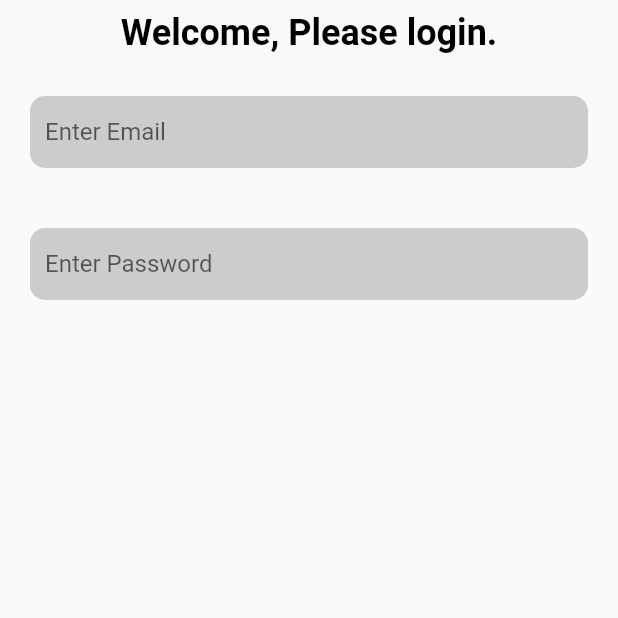
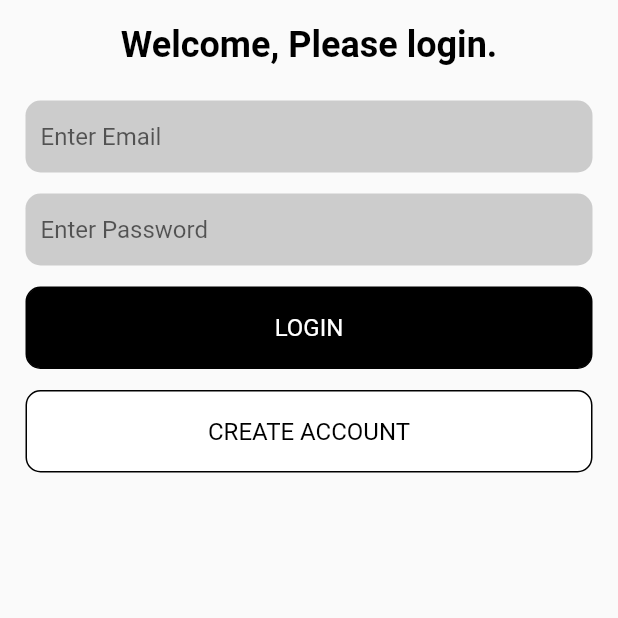
Before and after one commit to Sadam-PK/eco_buy, a Flutter app: the screen it shows after launch, on a phone screen of 412 x 824 dp, the top half of it. Run offline on Flutter 3.47's test engine with Material 2 defaults, Android fonts, the phone set to English and light mode, and no system bars; our stand-ins replace firebase_core; accounts and stored records are empty.

Commit message:
custom button wiget created..
login and create account buttons done (design)

```diff
--- a/lib/screens/loginscreen.dart
+++ b/lib/screens/loginscreen.dart
@@ -1,4 +1,5 @@
 import 'package:eco_buy/utils/styles.dart';
+import 'package:eco_buy/widgets/ecoButton.dart';
 import 'package:eco_buy/widgets/ecoTextField.dart';
 import 'package:flutter/material.dart';
 
@@ -14,7 +15,7 @@ class LoginScreen extends StatelessWidget {
           child: Column(
             children: [
               Padding(
-                padding: const EdgeInsets.all(8.0),
+                padding: const EdgeInsets.all(16.0),
                 child: Text(
                   "Welcome, Please login.",
                   style: EcoStyle.boldStyle,
@@ -30,6 +31,14 @@ class LoginScreen extends StatelessWidget {
                     EcoTextField(
                       hintText: "Enter Password",
                     ),
+                    EcoButton(
+                      title: "LOGIN",
+                      isLoginButton: true,
+                    ),
+                    EcoButton(
+                      title: "CREATE ACCOUNT",
+                      isLoginButton: false,
+                    ),
                   ],
                 ),
               ),
--- /dev/null
+++ b/lib/widgets/ecoButton.dart
@@ -0,0 +1,35 @@
+import 'package:flutter/material.dart';
+
+class EcoButton extends StatelessWidget {
+  String? title;
+  bool? isLoginButton;
+
+  EcoButton({this.title, this.isLoginButton = false});
+
+  @override
+  Widget build(BuildContext context) {
+    return Container(
+      height: 55.0,
+      width: double.infinity,
+      margin: const EdgeInsets.symmetric(
+        horizontal: 17,
+        vertical: 7,
+      ),
+      decoration: BoxDecoration(
+        color: isLoginButton == false ? Colors.white : Colors.black,
+        borderRadius: BorderRadius.circular(10),
+        border: Border.all(
+          color: isLoginButton == false ? Colors.black : Colors.black,
+        ),
+      ),
+      child: Center(
+        child: Text(
+          title ?? "Button",
+          style: TextStyle(
+              color: isLoginButton == false ? Colors.black : Colors.white,
+              fontSize: 16),
+        ),
+      ),
+    );
+  }
+}
--- a/lib/widgets/ecoTextField.dart
+++ b/lib/widgets/ecoTextField.dart
@@ -8,7 +8,10 @@ class EcoTextField extends StatelessWidget {
   @override
   Widget build(BuildContext context) {
     return Container(
-      margin: const EdgeInsets.all(20),
+      margin: const EdgeInsets.symmetric(
+        horizontal: 17,
+        vertical: 7,
+      ),
       decoration: BoxDecoration(
           color: Colors.grey.withOpacity(0.5),
           borderRadius: BorderRadius.circular(10)),
```
